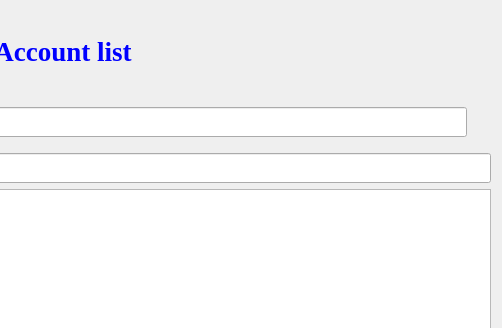
This is accountlist.ui in jonathansaetre/BankSystem as Qt 5 draws it before an edit; both pictures show x 398 to 900 and y 0 to 328 of the 900 by 700 pixel window. The edited form follows.
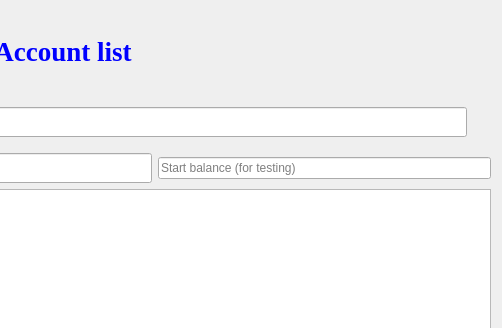
This is the edited form.

Diff of the .ui file:
```diff
--- a/accountlist.ui
+++ b/accountlist.ui
@@ -166,6 +166,13 @@
        </property>
       </widget>
      </item>
+     <item>
+      <widget class="QLineEdit" name="leBalance">
+       <property name="placeholderText">
+        <string>Start balance (for testing)</string>
+       </property>
+      </widget>
+     </item>
     </layout>
    </item>
    <item>
```
